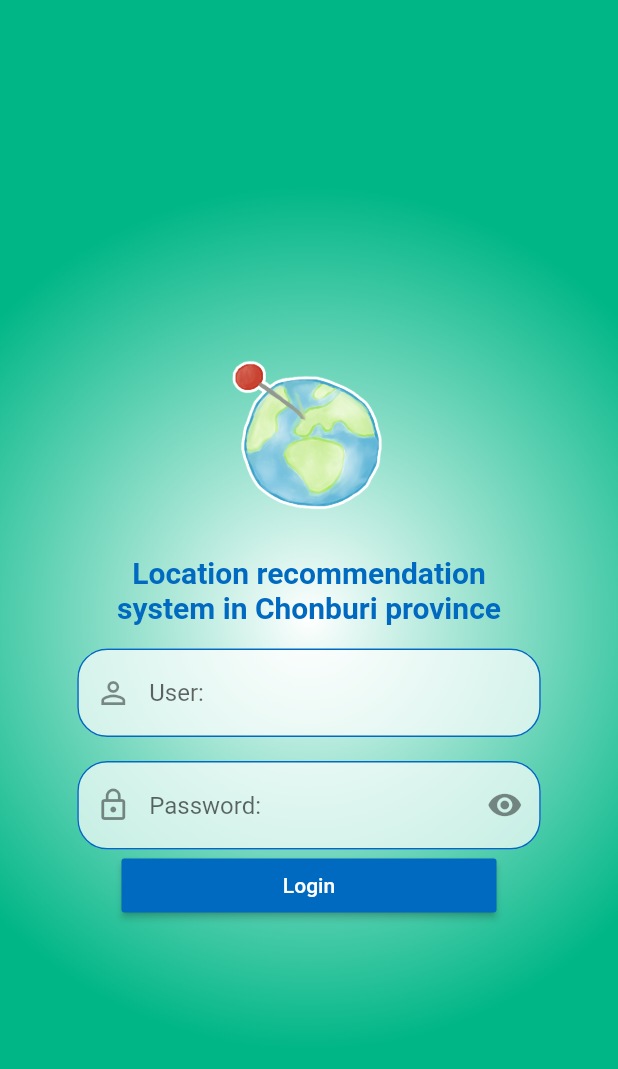
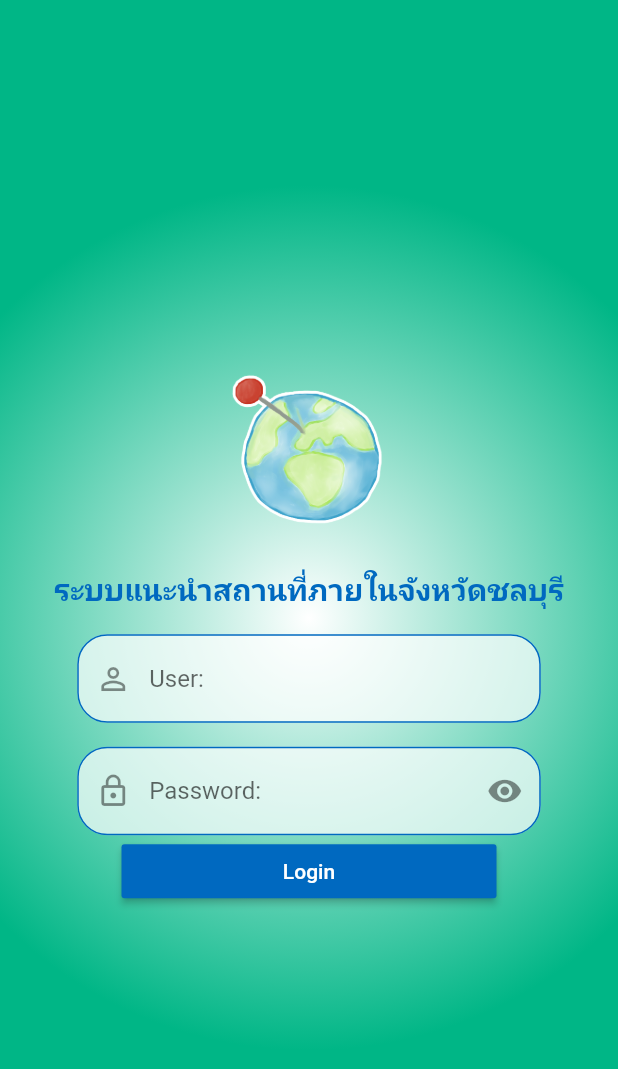
Before and after one commit to Warayut1161/Travel, a Flutter app: the screen it shows after launch, on a phone screen of 412 x 824 dp. Shown: the top 1069 px of the screen. Run offline on Flutter 3.47's test engine with Material 2 defaults, Android fonts, the phone set to English and light mode, and no system bars; our stand-ins replace cached_network_image, dio, geolocator, google_maps_flutter, shared_preferences; accounts and stored records are empty.

Commit message:
เพิ่ม

```diff
--- a/lib/widget/authen.dart
+++ b/lib/widget/authen.dart
@@ -40,8 +40,8 @@ class _AuthenState extends State<Authen> {
               mainAxisSize: MainAxisSize.min,
               children: [
                 buildLogo(),
-                MyStyle().titleH1('Location recommendation'),
-                MyStyle().titleH1('system in Chonburi province'),
+                MyStyle().titleH1('ระบบแนะนำสถานที่ภายในจังหวัดชลบุรี'),
+                // MyStyle().titleH1('system in Chonburi province'),
                 buildUser(),
                 buildPassword(),
                 buildLogin(),
```
Also changed, not shown: lib/states/show_productnewhome.dart (+20 -6 lines).
